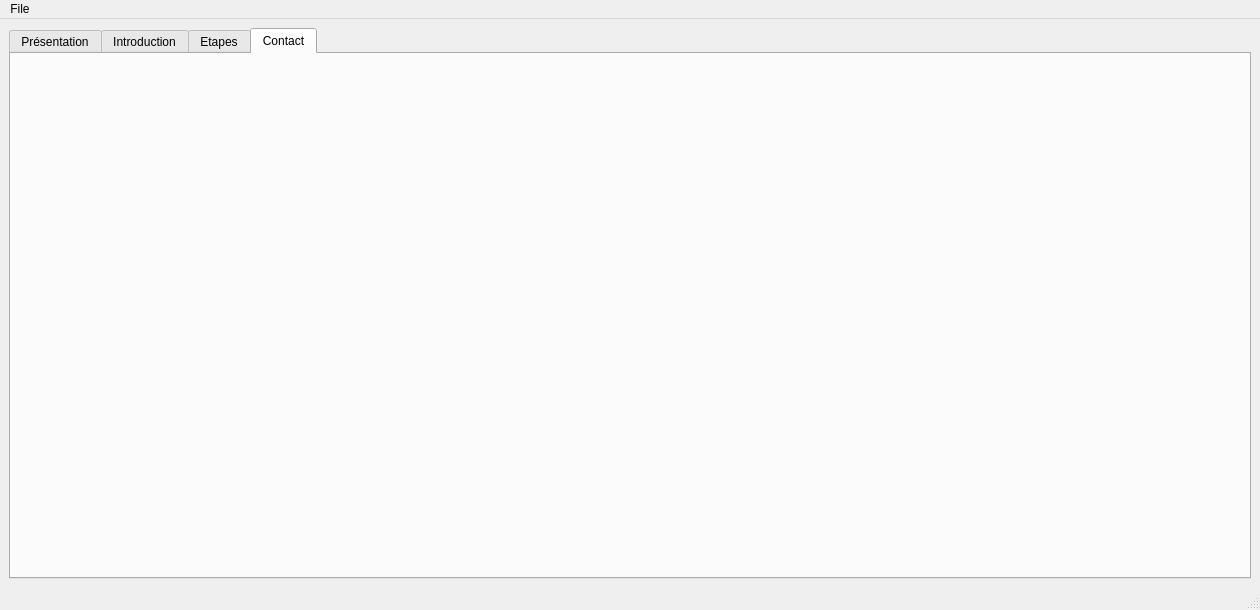
First picture: the form in mainwindow.ui, repository bastien-FELIX/ZTierr-ZAventura, before the edit.
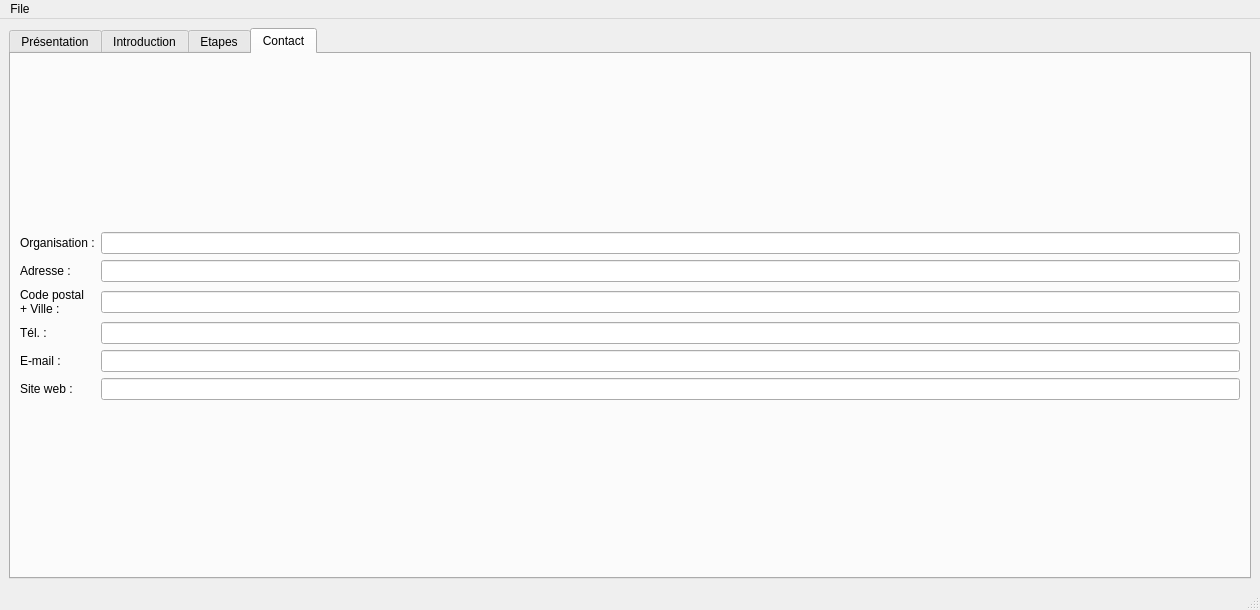
Second picture: the form after the edit. The open tabs and pages were chosen to show the change. Custom widgets are drawn as their Qt base class.

Commit message: tab about

The edit to the form file:
```diff
--- a/mainwindow.ui
+++ b/mainwindow.ui
@@ -291,6 +291,101 @@
        <attribute name="title">
         <string>Contact</string>
        </attribute>
+       <layout class="QGridLayout" name="gridLayout_16">
+        <item row="1" column="0">
+         <layout class="QGridLayout" name="gridLayout_14">
+          <property name="sizeConstraint">
+           <enum>QLayout::SizeConstraint::SetMaximumSize</enum>
+          </property>
+          <item row="4" column="0">
+           <widget class="QLabel" name="label_mail">
+            <property name="text">
+             <string>E-mail : </string>
+            </property>
+           </widget>
+          </item>
+          <item row="0" column="0" alignment="Qt::AlignmentFlag::AlignLeft">
+           <widget class="QLabel" name="label_orga">
+            <property name="text">
+             <string>Organisation :</string>
+            </property>
+           </widget>
+          </item>
+          <item row="2" column="0">
+           <widget class="QLabel" name="label_ville">
+            <property name="text">
+             <string>Code postal &lt;br&gt; + Ville : </string>
+            </property>
+           </widget>
+          </item>
+          <item row="1" column="0">
+           <widget class="QLabel" name="label_adresse">
+            <property name="text">
+             <string>Adresse : </string>
+            </property>
+           </widget>
+          </item>
+          <item row="3" column="0">
+           <widget class="QLabel" name="label_tel">
+            <property name="text">
+             <string>Tél. :</string>
+            </property>
+           </widget>
+          </item>
+          <item row="5" column="0">
+           <widget class="QLabel" name="label_web">
+            <property name="text">
+             <string>Site web : </string>
+            </property>
+           </widget>
+          </item>
+          <item row="0" column="2">
+           <widget class="QLineEdit" name="lineEdit_orga"/>
+          </item>
+          <item row="1" column="2">
+           <widget class="QLineEdit" name="lineEdit_adresse"/>
+          </item>
+          <item row="2" column="2">
+           <widget class="QLineEdit" name="lineEdit_ville"/>
+          </item>
+          <item row="3" column="2">
+           <widget class="QLineEdit" name="lineEdit_tel"/>
+          </item>
+          <item row="4" column="2">
+           <widget class="QLineEdit" name="lineEdit_mail"/>
+          </item>
+          <item row="5" column="2">
+           <widget class="QLineEdit" name="lineEdit_web"/>
+          </item>
+         </layout>
+        </item>
+        <item row="0" column="0">
+         <spacer name="verticalSpacer">
+          <property name="orientation">
+           <enum>Qt::Orientation::Vertical</enum>
+          </property>
+          <property name="sizeHint" stdset="0">
+           <size>
+            <width>20</width>
+            <height>40</height>
+           </size>
+          </property>
+         </spacer>
+        </item>
+        <item row="2" column="0">
+         <spacer name="verticalSpacer_2">
+          <property name="orientation">
+           <enum>Qt::Orientation::Vertical</enum>
+          </property>
+          <property name="sizeHint" stdset="0">
+           <size>
+            <width>20</width>
+            <height>40</height>
+           </size>
+          </property>
+         </spacer>
+        </item>
+       </layout>
       </widget>
      </widget>
     </item>
```
Left out of the diff: 2 changed lines with no effect on the pictures. The commit also changes 1 other file.
